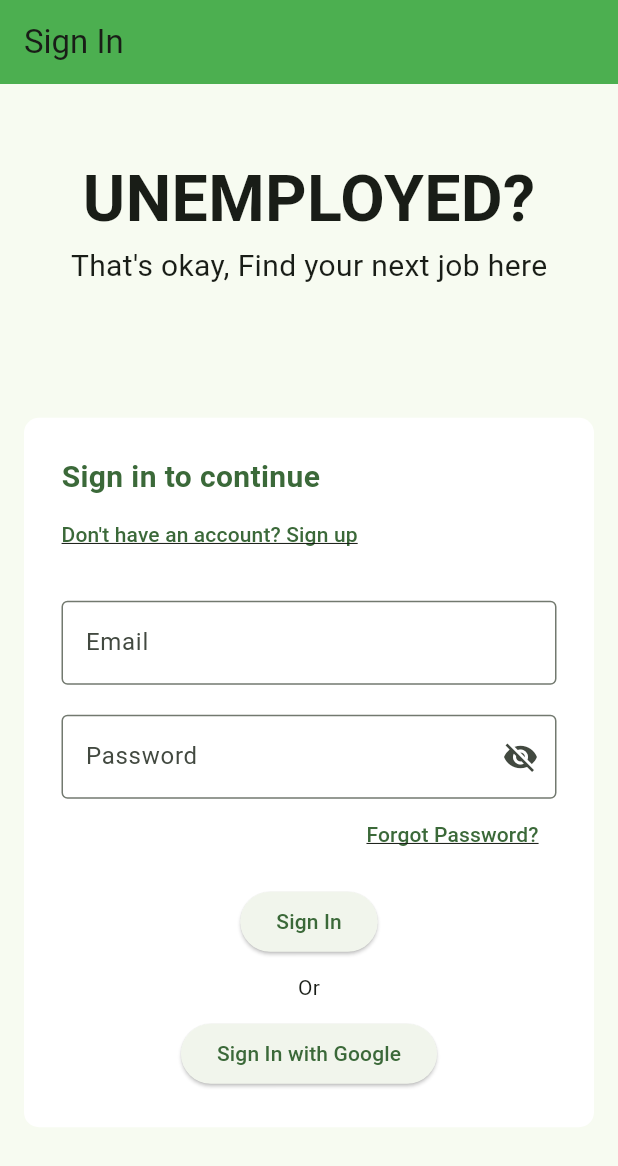
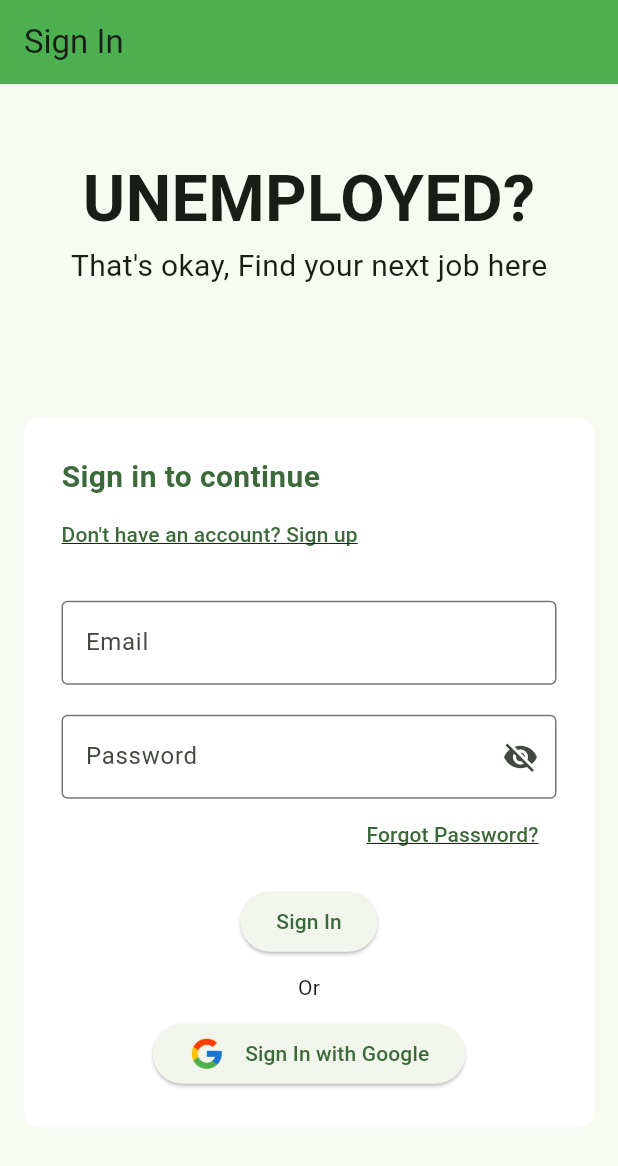
Before and after one commit to juliaetz/jobSearchApp, a Flutter app: the screen it shows after launch, on a phone screen of 412 x 824 dp. Shown: the top 1166 px of the screen. Run offline on Flutter 3.47's test engine with Material 3 defaults, Android fonts, the phone set to English and light mode, and no system bars; our stand-ins replace cloud_firestore, csv, firebase_auth, firebase_core, google_sign_in, image_picker and 2 more; missing offline and left inert: flutter_inappwebview; accounts and stored records are empty.

Commit message:
Added a google icon to the google sign in button

```diff
--- a/lib/VIEW/account_screens/sign_in_view.dart
+++ b/lib/VIEW/account_screens/sign_in_view.dart
@@ -285,7 +285,14 @@ class _SignInScreenState extends State<SignInScreen> {
                                   const SizedBox(height: 10),
                                   ElevatedButton(
                                     onPressed: _signInWithGoogle,
-                                    child: const Text('Sign In with Google'),
+                                    child: Row(
+                                      mainAxisSize: MainAxisSize.min,
+                                      children: [
+                                        Image.asset('assets/google_icon.png', height: 24), // Google logo asset
+                                        const SizedBox(width: 10),
+                                        const Text(' Sign In with Google'),
+                                      ],
+                                  ),
                                   ),
 
                                 ],
--- a/pubspec.yaml
+++ b/pubspec.yaml
@@ -69,6 +69,7 @@ flutter:
     - data/Software Engineer Salaries.csv
     - data/jobs_in_data.csv
     - assets/images/
+    - assets/google_icon.png
     # The following line ensures that the Material Icons font is
   # included with your application, so that you can use the icons in
   # the material Icons class.
```
Also changed, not shown: assets/google_icon.png (added).
